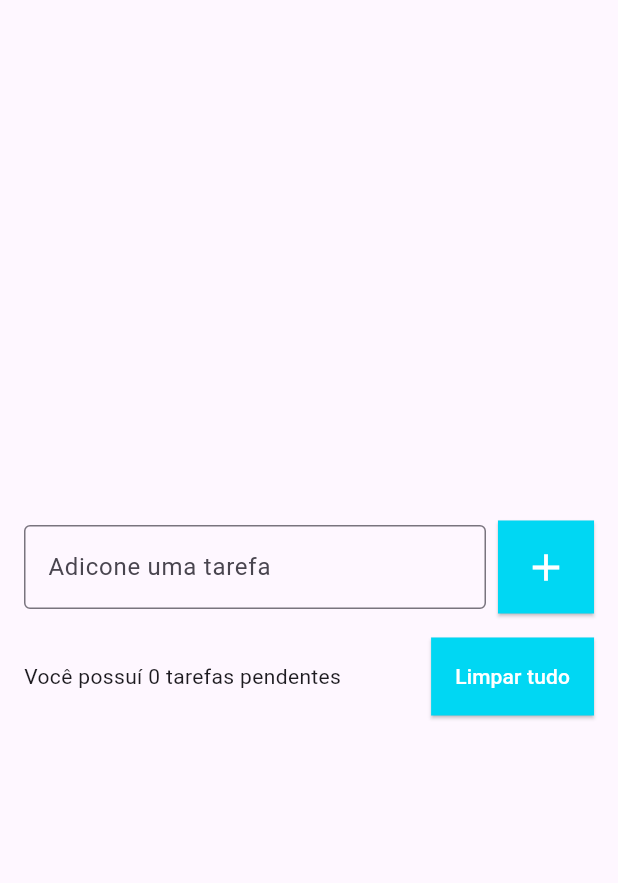
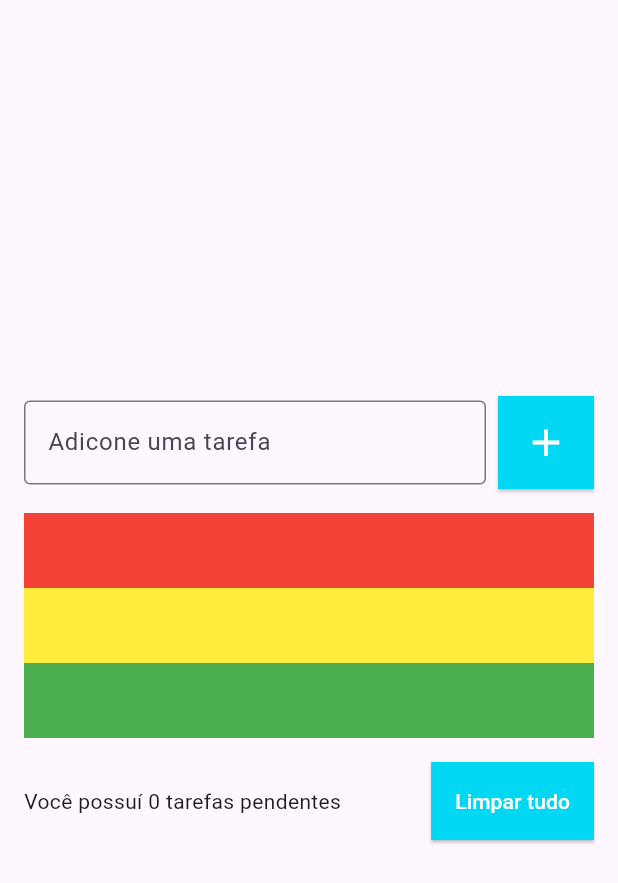
Before and after one commit to leandrodias95/todo_list, a Flutter app: the screen it shows after launch, on a phone screen of 412 x 824 dp. Shown: the top 883 px of the screen. Run offline on Flutter 3.47's test engine with Material 3 defaults, Android fonts, the phone set to English and light mode, and no system bars.

Commit message:
implementação  de ListView

```diff
--- a/lib/pages/todo_list_page.dart
+++ b/lib/pages/todo_list_page.dart
@@ -32,34 +32,8 @@ class _TodoListPageState extends State<TodoListPage> {
                       decoration: InputDecoration(
                         border: OutlineInputBorder(),
                         labelText: 'Adicone uma tarefa',
-                        hintText: 'Estudar Flutter'
+                        hintText: 'Estudar Flutter',
                       ),
-                    ),
-                  ),
-                  SizedBox(width: 8),
-                  ElevatedButton(onPressed: () {},
-                    style: ElevatedButton.styleFrom(
-                      backgroundColor: Color(0xff00d7f3),
-                      padding: EdgeInsets.all(16),
-                      shape: RoundedRectangleBorder(
-                        borderRadius: BorderRadius.zero,
-                      )
-
-                    ),
-                    child: Icon(
-                     Icons.add,
-                      size: 30,
-                      color: Colors.white
-                    ),
-                  )
-                ],
-              ),
-              SizedBox(height: 16),
-              Row(
-                children: [
-                  Expanded(
-                    child: Text(
-                        "Você possuí 0 tarefas pendentes "
                     ),
                   ),
                   SizedBox(width: 8),
@@ -72,15 +46,44 @@ class _TodoListPageState extends State<TodoListPage> {
                         borderRadius: BorderRadius.zero,
                       ),
                     ),
-                    child: Text('Limpar tudo',
-                    style: TextStyle(color: Colors.white),),
-                  )
+                    child: Icon(Icons.add, size: 30, color: Colors.white),
+                  ),
                 ],
-              )
+              ),
+              SizedBox(height: 16),
+              ListView(
+                shrinkWrap: true,
+                children: [
+                  Container(color: Colors.red, width: 50, height: 50),
+                  Container(color: Colors.yellow, width: 50, height: 50),
+                  Container(color: Colors.green, width: 50, height: 50),
+                ],
+              ),
+              SizedBox(height: 16),
+              Row(
+                children: [
+                  Expanded(child: Text("Você possuí 0 tarefas pendentes ")),
+                  SizedBox(width: 8),
+                  ElevatedButton(
+                    onPressed: () {},
+                    style: ElevatedButton.styleFrom(
+                      backgroundColor: Color(0xff00d7f3),
+                      padding: EdgeInsets.all(16),
+                      shape: RoundedRectangleBorder(
+                        borderRadius: BorderRadius.zero,
+                      ),
+                    ),
+                    child: Text(
+                      'Limpar tudo',
+                      style: TextStyle(color: Colors.white),
+                    ),
+                  ),
+                ],
+              ),
             ],
           ),
-        )
-      )
+        ),
+      ),
     );
   }
 }
```
